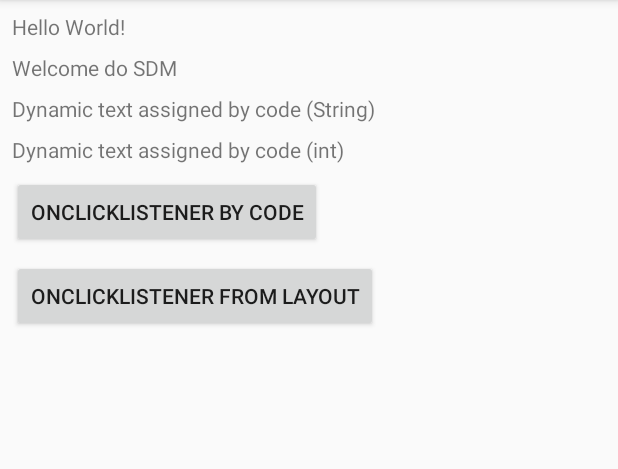
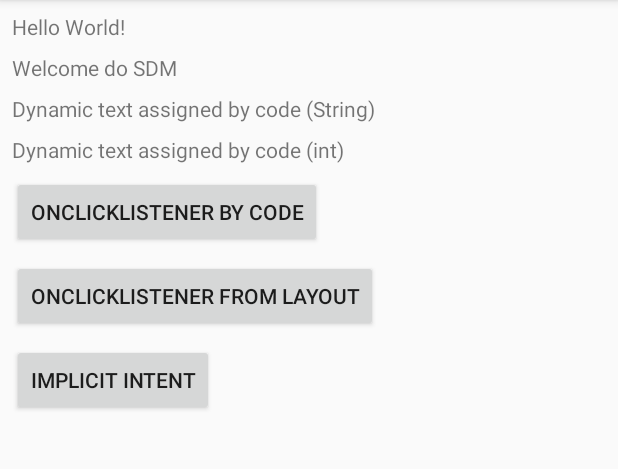
Before and after one commit to Radahal/UPV, an Android app: the screen it shows after launch (MainActivity), on a phone screen of 412 x 824 dp, the part 84-553 px from its top. Run offline under Robolectric (Android 15) with nearby library versions, the phone set to English and light mode, and no system bars.

Commit message:
Seminar01 v2.0 final

```diff
--- a/SDM/Seminar01/app/src/main/res/layout/activity_main.xml
+++ b/SDM/Seminar01/app/src/main/res/layout/activity_main.xml
@@ -66,4 +66,14 @@
         android:onClick="displayMessage"
         app:layout_constraintStart_toStartOf="parent"
         app:layout_constraintTop_toBottomOf="@+id/button_ListenerByCode" />
+
+    <Button
+        android:id="@+id/button_implicitIntent"
+        android:layout_width="wrap_content"
+        android:layout_height="wrap_content"
+        android:layout_marginStart="8dp"
+        android:layout_marginTop="8dp"
+        android:text="@string/btn_implicitIntent"
+        app:layout_constraintStart_toStartOf="parent"
+        app:layout_constraintTop_toBottomOf="@+id/button_ListenerFromLayout" />
 </android.support.constraint.ConstraintLayout>
--- a/SDM/Seminar01/app/src/main/res/values/strings.xml
+++ b/SDM/Seminar01/app/src/main/res/values/strings.xml
@@ -9,4 +9,6 @@
     <string name="toast_btnLayout">Button 2 clicked and Explicit Intent with extra information!</string>
     <string name="second_welcome">Welcome to the Second Activity!</string>
     <string name="second_welcome2">Welcome to the Second Activity, %1$s”.</string>
+    <string name="btn_implicitIntent">Implicit Intent</string>
+    <string name="chooser">View UPV’s Web page </string>
 </resources>
```
Also changed, not shown: SDM/Seminar01/app/src/main/AndroidManifest.xml (+8 -1 lines), SDM/Seminar01/app/src/main/java/labs/sdm/seminar01/MainActivity.java (+32 -5 lines), SDM/Seminar01/app/src/main/java/labs/sdm/seminar01/SecondActivity.java (+18 -3 lines).
